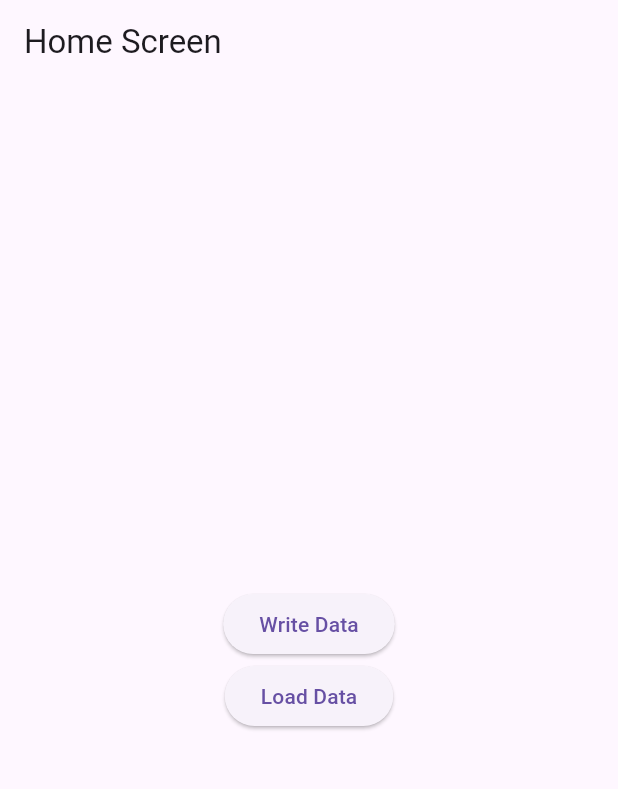
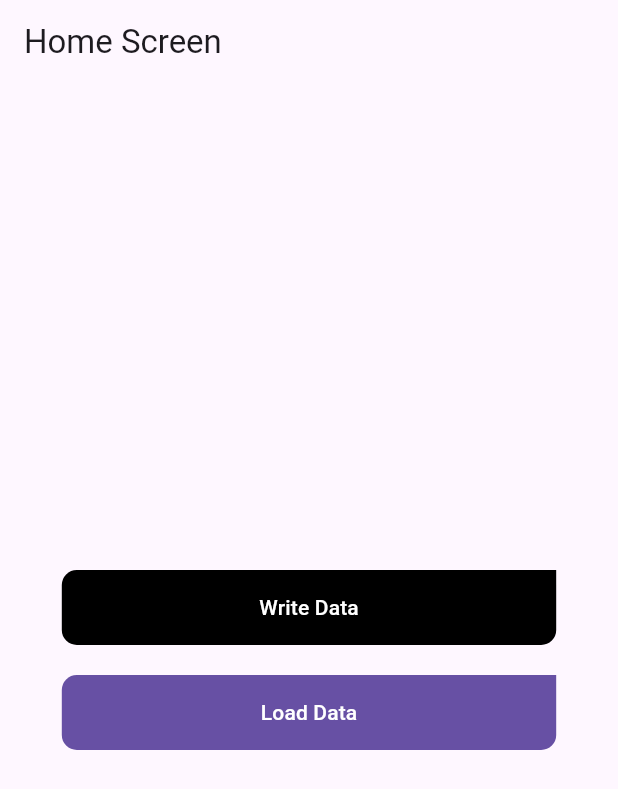
Before and after one commit to JuanNaCl/glocation, a Flutter app: the screen it shows after launch, on a phone screen of 412 x 824 dp. Shown: the top 789 px of the screen. Run offline on Flutter 3.47's test engine with Material 3 defaults, Android fonts, the phone set to English and light mode, and no system bars; our stand-ins replace flutter_riverpod, formz, go_router, riverpod, sqflite; accounts and stored records are empty.

Commit message:
Load data complete

```diff
--- a/lib/presentation/screens/home_screen.dart
+++ b/lib/presentation/screens/home_screen.dart
@@ -1,4 +1,5 @@
 import 'package:flutter/material.dart';
+import 'package:glocation/presentation/shared/custom_filled_button.dart';
 import 'package:go_router/go_router.dart';
 
 class HomeScreen extends StatelessWidget {
@@ -6,6 +7,7 @@ class HomeScreen extends StatelessWidget {
   static const name = 'HomeScreen';
   @override
   Widget build(BuildContext context) {
+    final size = MediaQuery.of(context).size;
     return Scaffold(
       appBar: AppBar(
         title: const Text('Home Screen'),
@@ -15,17 +17,27 @@ class HomeScreen extends StatelessWidget {
           crossAxisAlignment: CrossAxisAlignment.center,
           mainAxisAlignment: MainAxisAlignment.center,
           children: [
-            ElevatedButton(
+            SizedBox(
+              width: size.width * 0.8,
+              height: 50,
+              child: CustomFilledButton(
+                buttonColor: Colors.black,
                 onPressed: () {
                   context.push('/writeData');
                 },
-              child: const Text('Write Data'),
+                text: ('Write Data'),
               ),
-            ElevatedButton(
+            ),
+            const SizedBox( height: 20),
+            SizedBox(
+              width: size.width * 0.8,
+              height: 50,
+              child: CustomFilledButton(
                 onPressed: () {
                   context.push('/loadData');
                 },
-              child: const Text('Load Data'),
+                text: ('Load Data'),
+              ),
             ),
           ],
         ),
--- a/lib/services/sqlite/sqlite_conecction.dart
+++ b/lib/services/sqlite/sqlite_connection.dart
@@ -1,4 +1,4 @@
-import 'package:glocation/services/sqlite/glocation_db.dart';
+import 'package:glocation/services/sqlite/glocation_crud_db.dart';
 import 'package:sqflite/sqflite.dart';
 import 'package:path/path.dart';
 
```
Also changed, not shown: lib/presentation/providers/management_data_provider.dart (+6 -3 lines), lib/presentation/providers/write_data_provider.dart (+4 -4 lines), lib/presentation/screens/load_data_screen.dart (+107 -7 lines), lib/presentation/screens/write_data_screen.dart (+12 -13 lines), lib/services/sqlite/glocation_crud_db.dart (+26 -4 lines), lib/presentation/shared/custom_filled_button.dart (renamed from lib/presentation/shared/custom_filled_butom.dart). Lines whose indentation alone changed are shown as unchanged.
